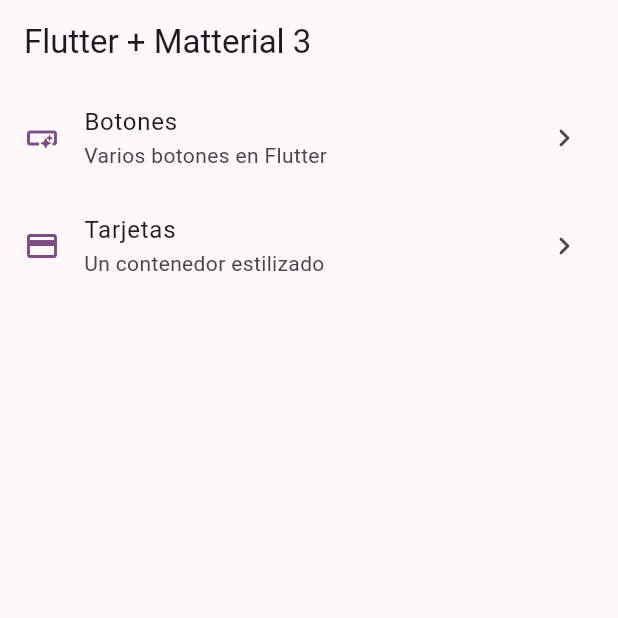
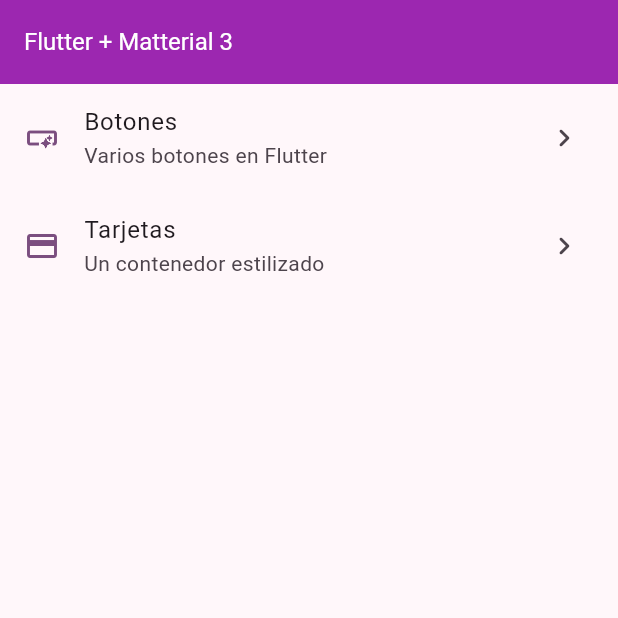
Before and after one commit to devb09/widgets_app, a Flutter app: the screen it shows after launch, on a phone screen of 412 x 824 dp, the top half of it. Run offline on Flutter 3.47's test engine with Material 2 defaults, Android fonts, the phone set to English and light mode, and no system bars.

Commit message:
app bar theme color

```diff
--- a/lib/config/theme/app_theme.dart
+++ b/lib/config/theme/app_theme.dart
@@ -18,5 +18,8 @@ class AppTheme {
   ThemeData getTheme() => ThemeData(
       useMaterial3: true,
       colorSchemeSeed: colorList[selectedColor],
-      appBarTheme: const AppBarTheme(centerTitle: false));
+      appBarTheme: AppBarTheme(
+          centerTitle: false,
+          color: colorList[selectedColor],
+          titleTextStyle: TextStyle(color: Colors.white, fontSize: 16.0)));
 }
```
